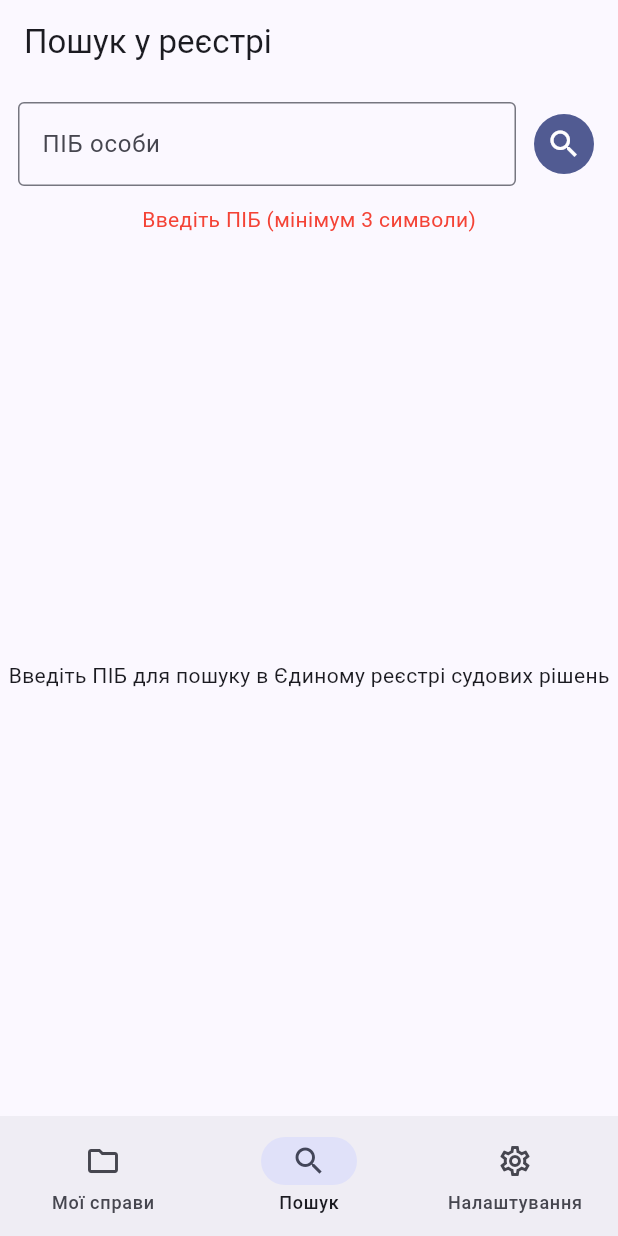
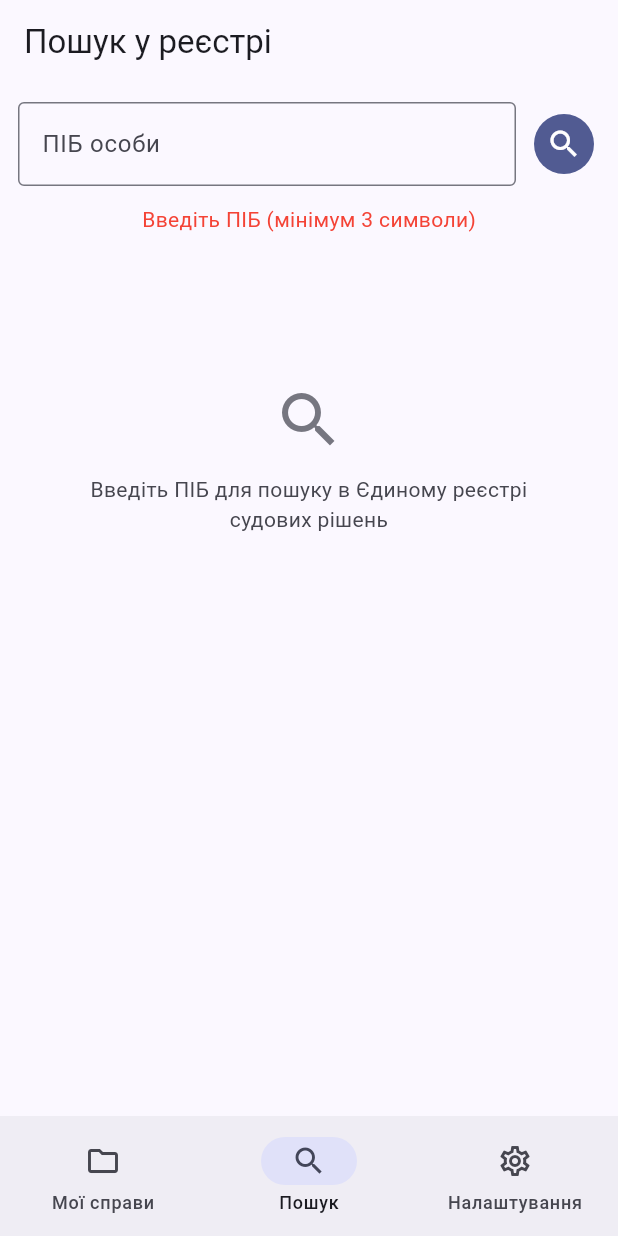
Before and after one commit to dbar-debug/dbar-debug, a Flutter app: the screen it shows after launch, item 2 of the bottom bar chosen, after a tap on the "search" icon, on a phone screen of 412 x 824 dp. Run offline on Flutter 3.47's test engine with Material 3 defaults, Android fonts, the phone set to English and light mode, and no system bars; our stand-ins replace shared_preferences; network calls fail.

Commit message:
feat: status filter chips, shared empty/error states, search polish
- CabinetScreen: filter chips for case status (only shown when more
  than one status is present among the loaded cases), case count in
  the app bar title
- New widgets/state_views.dart (ErrorStateView, EmptyStateView) shared
  between CabinetScreen and SearchScreen instead of duplicated inline
  ListView/Icon/Text blocks
- SearchScreen: clear (x) button in the ПІБ field, spinner inside the
  search button instead of a separate LinearProgressIndicator

Co-Authored-By: Claude Sonnet 4.6 <noreply@anthropic.com>
Claude-Session: https://claude.ai/code/session_01F78jBrNBmmAxknTES6aY8X

```diff
--- a/mobile/lib/screens/cabinet_screen.dart
+++ b/mobile/lib/screens/cabinet_screen.dart
@@ -4,6 +4,7 @@ import '../models/court_case.dart';
 import '../services/api_service.dart';
 import '../widgets/case_detail_sheet.dart';
 import '../widgets/case_list_tile.dart';
+import '../widgets/state_views.dart';
 
 class CabinetScreen extends StatefulWidget {
   const CabinetScreen({super.key});
@@ -18,6 +19,7 @@ class _CabinetScreenState extends State<CabinetScreen> {
   List<CourtCase> _cases = [];
   bool _loading = true;
   String? _error;
+  String? _statusFilter; // null = усі
 
   @override
   void initState() {
@@ -40,13 +42,56 @@ class _CabinetScreenState extends State<CabinetScreen> {
     }
   }
 
+  List<String> get _availableStatuses {
+    final statuses = _cases.map((c) => c.status).where((s) => s.isNotEmpty).toSet().toList();
+    statuses.sort();
+    return statuses;
+  }
+
+  List<CourtCase> get _filteredCases {
+    if (_statusFilter == null) return _cases;
+    return _cases.where((c) => c.status == _statusFilter).toList();
+  }
+
   @override
   Widget build(BuildContext context) {
+    final title = _cases.isEmpty ? 'Мої справи' : 'Мої справи · ${_filteredCases.length}';
     return Scaffold(
-      appBar: AppBar(title: const Text('Мої справи')),
+      appBar: AppBar(title: Text(title)),
       body: RefreshIndicator(
         onRefresh: _load,
-        child: _buildBody(),
+        child: Column(
+          children: [
+            if (!_loading && _error == null && _availableStatuses.length > 1) _buildFilterChips(),
+            Expanded(child: _buildBody()),
+          ],
+        ),
+      ),
+    );
+  }
+
+  Widget _buildFilterChips() {
+    return Padding(
+      padding: const EdgeInsets.symmetric(horizontal: 12, vertical: 8),
+      child: SingleChildScrollView(
+        scrollDirection: Axis.horizontal,
+        child: Row(
+          children: [
+            ChoiceChip(
+              label: const Text('Усі'),
+              selected: _statusFilter == null,
+              onSelected: (_) => setState(() => _statusFilter = null),
+            ),
+            for (final status in _availableStatuses) ...[
+              const SizedBox(width: 8),
+              ChoiceChip(
+                label: Text(status),
+                selected: _statusFilter == status,
+                onSelected: (_) => setState(() => _statusFilter = status),
+              ),
+            ],
+          ],
+        ),
       ),
     );
   }
@@ -56,37 +101,22 @@ class _CabinetScreenState extends State<CabinetScreen> {
       return const Center(child: CircularProgressIndicator());
     }
     if (_error != null) {
-      return ListView(
-        children: [
-          const SizedBox(height: 80),
-          Icon(Icons.error_outline, size: 48, color: Colors.red.shade300),
-          Padding(
-            padding: const EdgeInsets.symmetric(horizontal: 24),
-            child: Text(
-              _error!,
-              textAlign: TextAlign.center,
-              style: const TextStyle(color: Colors.red),
-            ),
-          ),
-          const SizedBox(height: 16),
-          Center(
-            child: OutlinedButton(onPressed: _load, child: const Text('Спробувати ще раз')),
-          ),
-        ],
-      );
+      return ErrorStateView(message: _error!, onRetry: _load);
     }
     if (_cases.isEmpty) {
-      return ListView(
-        children: const [
-          SizedBox(height: 120),
-          Center(child: Text('Справ не знайдено')),
-        ],
+      return const EmptyStateView(icon: Icons.folder_off_outlined, message: 'Справ не знайдено');
+    }
+    final cases = _filteredCases;
+    if (cases.isEmpty) {
+      return const EmptyStateView(
+        icon: Icons.filter_alt_off_outlined,
+        message: 'Немає справ з обраним статусом',
       );
     }
     return ListView.builder(
-      itemCount: _cases.length,
+      itemCount: cases.length,
       itemBuilder: (context, index) {
-        final c = _cases[index];
+        final c = cases[index];
         return CaseListTile(
           courtCase: c,
           onTap: () => showCaseDetailSheet(context, c),
--- a/mobile/lib/screens/search_screen.dart
+++ b/mobile/lib/screens/search_screen.dart
@@ -4,6 +4,7 @@ import 'package:url_launcher/url_launcher.dart';
 import '../models/court_case.dart';
 import '../services/api_service.dart';
 import '../widgets/case_list_tile.dart';
+import '../widgets/state_views.dart';
 
 class SearchScreen extends StatefulWidget {
   const SearchScreen({super.key});
@@ -57,31 +58,45 @@ class _SearchScreenState extends State<SearchScreen> {
                 Expanded(
                   child: TextField(
                     controller: _controller,
-                    decoration: const InputDecoration(
+                    decoration: InputDecoration(
                       labelText: 'ПІБ особи',
                       hintText: 'Іваненко Іван Іванович',
-                      border: OutlineInputBorder(),
+                      border: const OutlineInputBorder(),
+                      suffixIcon: ValueListenableBuilder<TextEditingValue>(
+                        valueListenable: _controller,
+                        builder: (context, value, _) {
+                          if (value.text.isEmpty) return const SizedBox.shrink();
+                          return IconButton(
+                            icon: const Icon(Icons.clear),
+                            onPressed: () => setState(() => _controller.clear()),
+                          );
+                        },
+                      ),
                     ),
+                    textInputAction: TextInputAction.search,
                     onSubmitted: (_) => _search(),
                   ),
                 ),
                 const SizedBox(width: 8),
                 IconButton.filled(
                   onPressed: _loading ? null : _search,
-                  icon: const Icon(Icons.search),
+                  icon: _loading
+                      ? const SizedBox(
+                          width: 18,
+                          height: 18,
+                          child: CircularProgressIndicator(strokeWidth: 2, color: Colors.white),
+                        )
+                      : const Icon(Icons.search),
                 ),
               ],
             ),
           ),
-          if (_loading) const LinearProgressIndicator(),
           if (_error != null)
             Padding(
               padding: const EdgeInsets.symmetric(horizontal: 12),
               child: Text(_error!, style: const TextStyle(color: Colors.red)),
             ),
-          Expanded(
-            child: _buildResults(),
-          ),
+          Expanded(child: _buildResults()),
         ],
       ),
     );
@@ -89,12 +104,13 @@ class _SearchScreenState extends State<SearchScreen> {
 
   Widget _buildResults() {
     if (!_searched) {
-      return const Center(
-        child: Text('Введіть ПІБ для пошуку в Єдиному реєстрі судових рішень'),
+      return const EmptyStateView(
+        icon: Icons.search,
+        message: 'Введіть ПІБ для пошуку в Єдиному реєстрі судових рішень',
       );
     }
     if (!_loading && _results.isEmpty && _error == null) {
-      return const Center(child: Text('Нічого не знайдено'));
+      return const EmptyStateView(icon: Icons.search_off, message: 'Нічого не знайдено');
     }
     return ListView.builder(
       itemCount: _results.length,
--- /dev/null
+++ b/mobile/lib/widgets/state_views.dart
@@ -0,0 +1,61 @@
+import 'package:flutter/material.dart';
+
+/// Уніфікований вигляд помилки з кнопкою "Спробувати ще раз",
+/// щоб не дублювати верстку в кожному екрані.
+class ErrorStateView extends StatelessWidget {
+  final String message;
+  final VoidCallback? onRetry;
+
+  const ErrorStateView({super.key, required this.message, this.onRetry});
+
+  @override
+  Widget build(BuildContext context) {
+    return ListView(
+      children: [
+        const SizedBox(height: 80),
+        Icon(Icons.error_outline, size: 48, color: Colors.red.shade300),
+        Padding(
+          padding: const EdgeInsets.symmetric(horizontal: 24),
+          child: Text(
+            message,
+            textAlign: TextAlign.center,
+            style: const TextStyle(color: Colors.red),
+          ),
+        ),
+        if (onRetry != null) ...[
+          const SizedBox(height: 16),
+          Center(
+            child: OutlinedButton(onPressed: onRetry, child: const Text('Спробувати ще раз')),
+          ),
+        ],
+      ],
+    );
+  }
+}
+
+/// Уніфікований порожній стан (нічого не знайдено / початковий екран).
+class EmptyStateView extends StatelessWidget {
+  final IconData icon;
+  final String message;
+
+  const EmptyStateView({super.key, required this.icon, required this.message});
+
+  @override
+  Widget build(BuildContext context) {
+    return ListView(
+      children: [
+        const SizedBox(height: 100),
+        Icon(icon, size: 48, color: Theme.of(context).colorScheme.outline),
+        const SizedBox(height: 12),
+        Padding(
+          padding: const EdgeInsets.symmetric(horizontal: 32),
+          child: Text(
+            message,
+            textAlign: TextAlign.center,
+            style: TextStyle(color: Theme.of(context).colorScheme.onSurfaceVariant),
+          ),
+        ),
+      ],
+    );
+  }
+}
```
